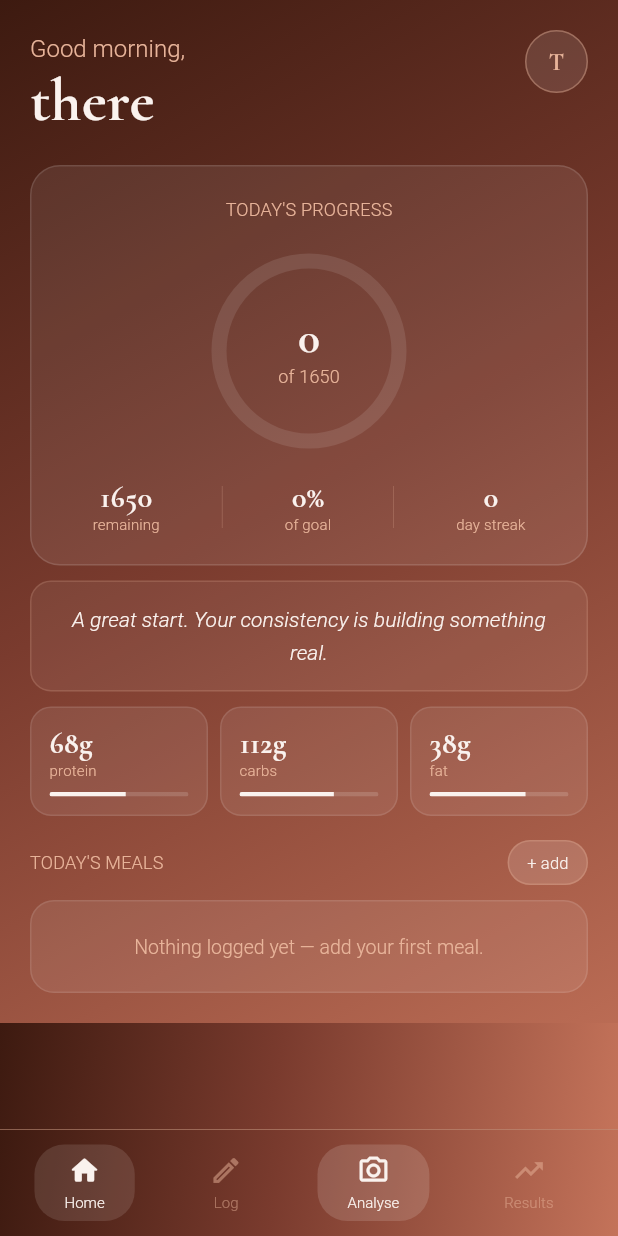
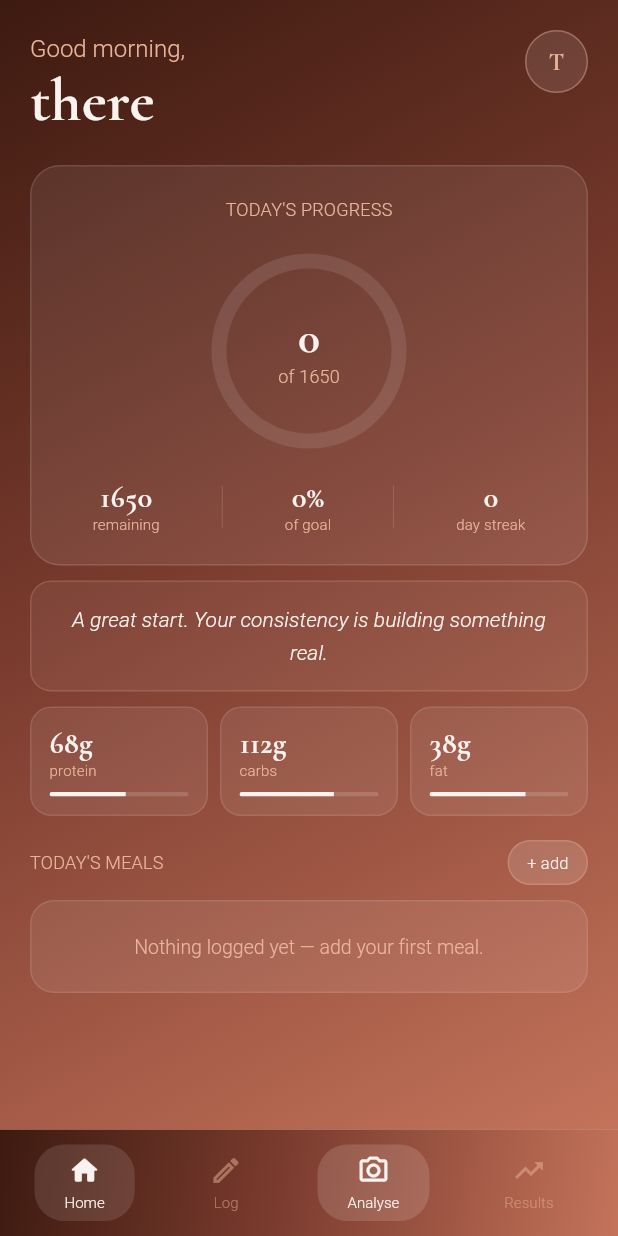
Before and after one commit to elaarra/elaarra-calorie-tracker-app, a Flutter app: the MainShell screen opened directly, on a phone screen of 412 x 824 dp. Run offline on Flutter 3.47's test engine with Material 3 defaults, Android fonts, the phone set to English and light mode, and no system bars; our stand-ins replace cloud_firestore, firebase_auth, firebase_core, flutter_dotenv, google_sign_in, image_picker and 1 more; accounts and stored records are empty; Roboto replaces fonts that are missing (NeueMontreal).

Commit message:
Update home_screen.dart

```diff
--- a/lib/screens/home/home_screen.dart
+++ b/lib/screens/home/home_screen.dart
@@ -170,15 +170,19 @@ class _HomeScreenState extends State<HomeScreen> {
   Widget build(BuildContext context) {
     final state = context.watch<AppState>();
     SystemChrome.setSystemUIOverlayStyle(SystemUiOverlayStyle.light);
+
+    // Fill the full screen height with gradient
+    final screenHeight = MediaQuery.of(context).size.height;
+
     return Container(
+      height: screenHeight,
       decoration: const BoxDecoration(gradient: AppGradient.background),
-      child: SafeArea(
-        child: CustomScrollView(
-          slivers: [
-            SliverPadding(
+      child: SafeArea(bottom: false,
+        child: SingleChildScrollView(
           padding: const EdgeInsets.fromLTRB(20, 20, 20, 20),
-              sliver: SliverList(
-                delegate: SliverChildListDelegate([
+          child: Column(
+            crossAxisAlignment: CrossAxisAlignment.start,
+            children: [
               _buildHeader(state),
               const SizedBox(height: 20),
               _buildProgressRing(state),
@@ -188,17 +192,10 @@ class _HomeScreenState extends State<HomeScreen> {
               _buildMacros(),
               const SizedBox(height: 16),
               _buildMealList(state),
-                ]),
+              // Push content to fill screen so gradient always covers background
+              SizedBox(height: screenHeight),
+            ],
           ),
-            ),
-            // Fill remaining space with gradient
-            SliverFillRemaining(
-              hasScrollBody: false,
-              child: Container(
-                decoration: const BoxDecoration(gradient: AppGradient.background),
-              ),
-            ),
-          ],
         ),
       ),
     );
@@ -253,7 +250,8 @@ class _HomeScreenState extends State<HomeScreen> {
       ),
       child: Column(
         children: [
-          Text('TODAY\'S PROGRESS', style: AppTextStyles.caption.copyWith(letterSpacing: 0.14)),
+          Text('TODAY\'S PROGRESS',
+            style: AppTextStyles.caption.copyWith(letterSpacing: 0.14)),
           const SizedBox(height: 16),
           SizedBox(
             width: 140, height: 140,
@@ -376,7 +374,8 @@ class _HomeScreenState extends State<HomeScreen> {
         Row(
           mainAxisAlignment: MainAxisAlignment.spaceBetween,
           children: [
-            Text('TODAY\'S MEALS', style: AppTextStyles.caption.copyWith(letterSpacing: 0.14)),
+            Text('TODAY\'S MEALS',
+              style: AppTextStyles.caption.copyWith(letterSpacing: 0.14)),
             GestureDetector(
               onTap: _openQuickAdd,
               child: Container(
@@ -419,7 +418,8 @@ class _HomeScreenState extends State<HomeScreen> {
                     return Column(
                       children: [
                         Padding(
-                          padding: const EdgeInsets.symmetric(horizontal: 16, vertical: 12),
+                          padding: const EdgeInsets.symmetric(
+                            horizontal: 16, vertical: 12),
                           child: Row(
                             children: [
                               Expanded(
@@ -432,18 +432,22 @@ class _HomeScreenState extends State<HomeScreen> {
                                         fontWeight: FontWeight.w400,
                                       )),
                                     const SizedBox(height: 2),
-                                    Text('${m.label ?? 'No label'} · ${_formatTime(m.loggedAt)}',
-                                      style: AppTextStyles.caption.copyWith(fontSize: 10)),
+                                    Text(
+                                      '${m.label ?? 'No label'} · ${_formatTime(m.loggedAt)}',
+                                      style: AppTextStyles.caption.copyWith(
+                                        fontSize: 10)),
                                   ],
                                 ),
                               ),
                               Text('${m.calories}',
-                                style: AppTextStyles.titleLarge.copyWith(fontSize: 18)),
+                                style: AppTextStyles.titleLarge.copyWith(
+                                  fontSize: 18)),
                             ],
                           ),
                         ),
                         if (!isLast)
-                          Divider(height: 0.5, color: AppColors.blush.withOpacity(0.2),
+                          Divider(height: 0.5,
+                            color: AppColors.blush.withOpacity(0.2),
                             indent: 16, endIndent: 16),
                       ],
                     );
```
Lines whose indentation alone changed are shown as unchanged.
